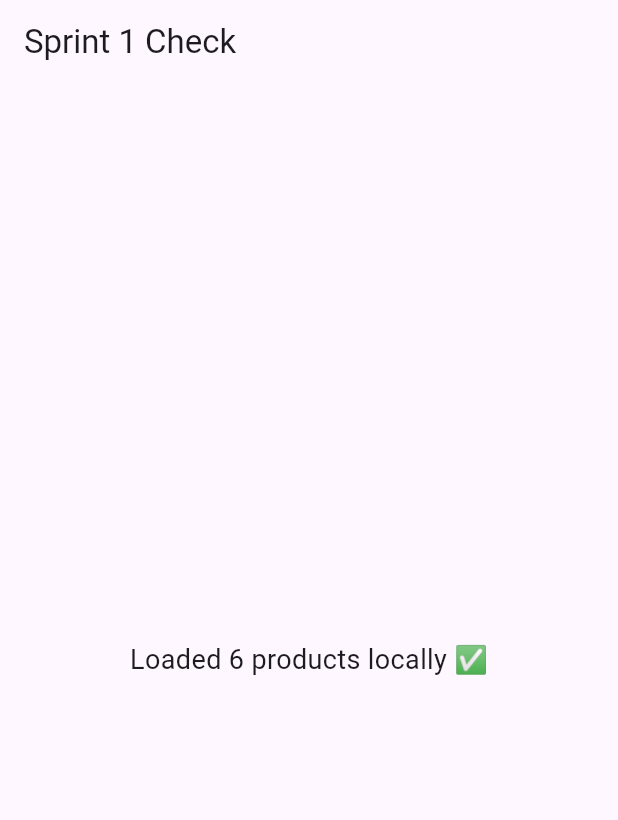
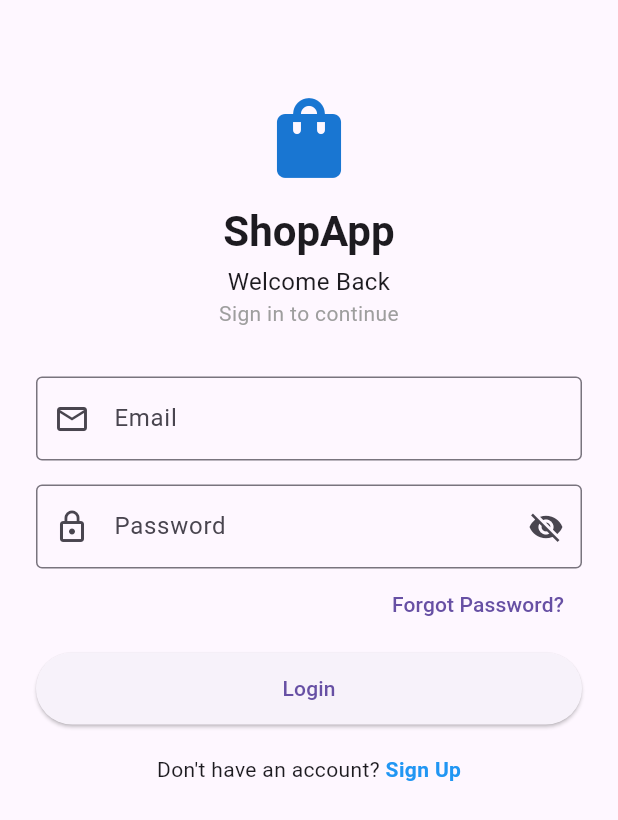
Before and after one commit to Ahmadi22na/Shoply_App, a Flutter app: the screen it shows after launch, on a phone screen of 412 x 824 dp. Shown: the top 820 px of the screen. Run offline on Flutter 3.47's test engine with Material 3 defaults, Android fonts, the phone set to English and light mode, and no system bars.

Commit message:
Sprint 2: login + forgot password screens with validation

```diff
--- a/lib/main.dart
+++ b/lib/main.dart
@@ -1,12 +1,10 @@
 import 'package:flutter/material.dart';
-import 'data/dummy_products.dart';
+import 'screens/login_screen.dart';
 
 void main() {
   runApp(const ShopApp());
 }
 
-/// Sprint 1 only proves the Model + local data compile and load correctly.
-/// The real screens (Login, Products, etc.) get built in the next sprints.
 class ShopApp extends StatelessWidget {
   const ShopApp({super.key});
 
@@ -14,16 +12,9 @@ class ShopApp extends StatelessWidget {
   Widget build(BuildContext context) {
     return MaterialApp(
       title: 'Shop App',
+      debugShowCheckedModeBanner: false,
       theme: ThemeData(primarySwatch: Colors.blue),
-      home: Scaffold(
-        appBar: AppBar(title: const Text('Sprint 1 Check')),
-        body: Center(
-          child: Text(
-            'Loaded ${dummyProducts.length} products locally ✅',
-            style: const TextStyle(fontSize: 18),
-          ),
-        ),
-      ),
+      home: const LoginScreen(),
     );
   }
 }
--- /dev/null
+++ b/lib/screens/login_screen.dart
@@ -0,0 +1,158 @@
+import 'package:flutter/material.dart';
+import 'forgot_password_screen.dart';
+
+class LoginScreen extends StatefulWidget {
+  const LoginScreen({super.key});
+
+  @override
+  State<LoginScreen> createState() => _LoginScreenState();
+}
+
+class _LoginScreenState extends State<LoginScreen> {
+  final _formKey = GlobalKey<FormState>();
+  final _emailController = TextEditingController();
+  final _passwordController = TextEditingController();
+  bool _obscurePassword = true;
+
+  @override
+  void dispose() {
+    _emailController.dispose();
+    _passwordController.dispose();
+    super.dispose();
+  }
+
+  String? _validateEmail(String? value) {
+    if (value == null || value.trim().isEmpty) {
+      return 'Please enter your email';
+    }
+    final emailRegex = RegExp(r'^[\w\.\-]+@([\w\-]+\.)+[\w\-]{2,4}$');
+    if (!emailRegex.hasMatch(value.trim())) {
+      return 'Please enter a valid email';
+    }
+    return null;
+  }
+
+  String? _validatePassword(String? value) {
+    if (value == null || value.isEmpty) {
+      return 'Please enter your password';
+    }
+    if (value.length < 6) {
+      return 'Password must be at least 6 characters';
+    }
+    return null;
+  }
+
+  void _handleLogin() {
+    if (_formKey.currentState!.validate()) {
+      // Sprint 4 will wire this to real navigation toward the Products screens.
+      ScaffoldMessenger.of(context).showSnackBar(
+        const SnackBar(
+          content: Text('Form valid — Products navigation comes in Sprint 4'),
+        ),
+      );
+    }
+  }
+
+  @override
+  Widget build(BuildContext context) {
+    return Scaffold(
+      body: SafeArea(
+        child: Padding(
+          padding: const EdgeInsets.symmetric(horizontal: 24),
+          child: Form(
+            key: _formKey,
+            child: ListView(
+              children: [
+                const SizedBox(height: 60),
+                Icon(Icons.shopping_bag,
+                    size: 64, color: Colors.blue.shade700),
+                const SizedBox(height: 12),
+                Text(
+                  'ShopApp',
+                  textAlign: TextAlign.center,
+                  style: Theme.of(context)
+                      .textTheme
+                      .headlineMedium
+                      ?.copyWith(fontWeight: FontWeight.bold),
+                ),
+                const SizedBox(height: 4),
+                const Text('Welcome Back',
+                    textAlign: TextAlign.center,
+                    style: TextStyle(fontSize: 16)),
+                const Text('Sign in to continue',
+                    textAlign: TextAlign.center,
+                    style: TextStyle(color: Colors.grey)),
+                const SizedBox(height: 32),
+                TextFormField(
+                  controller: _emailController,
+                  keyboardType: TextInputType.emailAddress,
+                  decoration: const InputDecoration(
+                    labelText: 'Email',
+                    prefixIcon: Icon(Icons.email_outlined),
+                    border: OutlineInputBorder(),
+                  ),
+                  validator: _validateEmail,
+                ),
+                const SizedBox(height: 16),
+                TextFormField(
+                  controller: _passwordController,
+                  obscureText: _obscurePassword,
+                  decoration: InputDecoration(
+                    labelText: 'Password',
+                    prefixIcon: const Icon(Icons.lock_outline),
+                    suffixIcon: IconButton(
+                      icon: Icon(_obscurePassword
+                          ? Icons.visibility_off
+                          : Icons.visibility),
+                      onPressed: () =>
+                          setState(() => _obscurePassword = !_obscurePassword),
+                    ),
+                    border: const OutlineInputBorder(),
+                  ),
+                  validator: _validatePassword,
+                ),
+                Align(
+                  alignment: Alignment.centerRight,
+                  child: TextButton(
+                    onPressed: () {
+                      Navigator.push(
+                        context,
+                        MaterialPageRoute(
+                            builder: (_) => const ForgotPasswordScreen()),
+                      );
+                    },
+                    child: const Text('Forgot Password?'),
+                  ),
+                ),
+                const SizedBox(height: 8),
+                SizedBox(
+                  width: double.infinity,
+                  height: 48,
+                  child: ElevatedButton(
+                    onPressed: _handleLogin,
+                    child: const Text('Login'),
+                  ),
+                ),
+                const SizedBox(height: 20),
+                Row(
+                  mainAxisAlignment: MainAxisAlignment.center,
+                  children: [
+                    const Text("Don't have an account? "),
+                    GestureDetector(
+                      onTap: () {}, // Sign Up is not a required screen
+                      child: const Text(
+                        'Sign Up',
+                        style: TextStyle(
+                            color: Colors.blue, fontWeight: FontWeight.bold),
+                      ),
+                    ),
+                  ],
+                ),
+              ],
+            ),
+          ),
+        ),
+      ),
+    );
+  }
+}
```
Also changed, not shown: lib/screens/forgot_password_screen.dart (added, +98 -0 lines).
